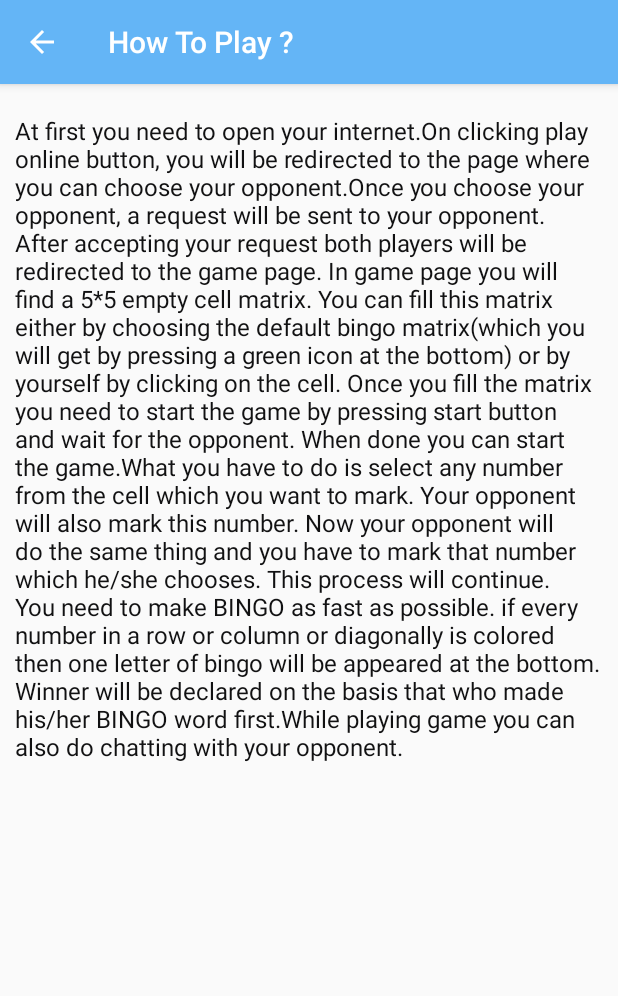
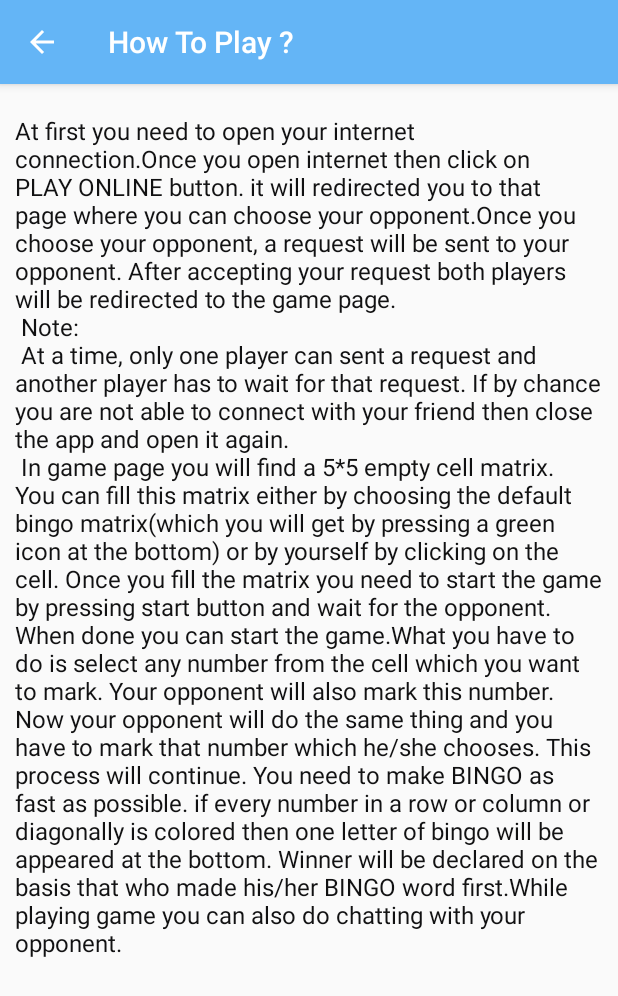
Before and after one commit to NegiArvind/BingoOnlineGame, an Android app: the fragment HowToPlayFragment placed in its activity, on a phone screen of 412 x 824 dp. Shown: the top 996 px of the screen. Run offline under Robolectric (Android 15) with nearby library versions, the phone set to English and light mode, and no system bars; our stand-ins replace Firebase (no records; nobody signed in at launch, a user with empty details on screens opened directly), Picasso; libraries missing offline, so code that uses them is left out: com.kaopiz.kprogresshud; pictures from the network do not load; Roboto replaces fonts that are not available here.

Commit message:
Also remove some big big bugs

```diff
--- a/app/build.gradle
+++ b/app/build.gradle
@@ -12,6 +12,7 @@ android {
     }
     buildTypes {
         release {
+
             proguardFiles getDefaultProguardFile('proguard-android-optimize.txt'), 'proguard-rules.pro'
         }
     }
--- a/app/src/main/java/arvindandroid/com/arvind/bingoonlinegame/Fragments/PlayOptionFragment.java
+++ b/app/src/main/java/arvindandroid/com/arvind/bingoonlinegame/Fragments/PlayOptionFragment.java
@@ -12,6 +12,7 @@ import android.net.Uri;
 import android.os.Bundle;
 import android.os.CountDownTimer;
 import android.os.Handler;
+import android.speech.tts.TextToSpeech;
 import android.support.annotation.NonNull;
 import android.support.annotation.Nullable;
 import android.support.v4.app.Fragment;
@@ -42,6 +43,7 @@ import com.google.firebase.database.ValueEventListener;
 import com.kaopiz.kprogresshud.KProgressHUD;
 import com.squareup.picasso.Picasso;
 
+import java.util.Locale;
 import java.util.Objects;
 
 import arvindandroid.com.arvind.bingoonlinegame.Activities.OptionsActivity;
@@ -70,15 +72,22 @@ public class PlayOptionFragment extends Fragment implements View.OnClickListener
     private SharedPreferences sharedPreferences;
     private ProgressBar onlinePlayerProgressBar;
     private MediaPlayer mediaPlayer;
+    private ChildEventListener requestChildeEventListener;
+
+    @Override
+    public void onCreate(@Nullable Bundle savedInstanceState) {
+        super.onCreate(savedInstanceState);
+        usersReference= FirebaseDatabase.getInstance().getReference("Users");
+        firebaseAuth=FirebaseAuth.getInstance();
+        checkAnyRequests(); //Check the request continuously if any
+
+    }
 
     @Nullable
     @Override
     public View onCreateView(@NonNull LayoutInflater inflater, @Nullable ViewGroup container, @Nullable Bundle savedInstanceState){
         View view=inflater.inflate(R.layout.play_options_fragment,container,false);
         context=getActivity();
-        usersReference= FirebaseDatabase.getInstance().getReference("Users");
-        firebaseAuth=FirebaseAuth.getInstance();
-        checkAnyRequests(); //Check the request continuously if any
         playOnlineCardView=view.findViewById(R.id.playOnlineCardView);
         rateUsCardView=view.findViewById(R.id.rateUsCardView);
         howToPlayCardView=view.findViewById(R.id.howToPlayCardView);
@@ -108,6 +117,8 @@ public class PlayOptionFragment extends Fragment implements View.OnClickListener
             }
         }
 
+
+
         return view;
     }
     @Override
@@ -123,8 +134,8 @@ public class PlayOptionFragment extends Fragment implements View.OnClickListener
                 break;
 
             case R.id.rateUsCardView:
-                addDifferentFragment(GameFragment.newInstance(null),"gameFragment");
-//                rateMeFunction();
+//                addDifferentFragment(GameFragment.newInstance(null),"gameFragment");
+                rateMeFunction();
                 break;
 
             case R.id.settingImageButton:
@@ -333,7 +344,30 @@ public class PlayOptionFragment extends Fragment implements View.OnClickListener
 
     //This below function will continuously check if there is any request for current user.
     private void checkAnyRequests(){
-        usersReference.child(Objects.requireNonNull(firebaseAuth.getCurrentUser()).getUid()).child("request").addChildEventListener(new ChildEventListener() {
+//        usersReference.child(Objects.requireNonNull(firebaseAuth.getCurrentUser()).getUid()).child("request").addValueEventListener(new ValueEventListener() {
+//            @Override
+//            public void onDataChange(@NonNull DataSnapshot dataSnapshot) {
+//                if(dataSnapshot.exists()) {
+//                    for (DataSnapshot dataSnapshot1 : dataSnapshot.getChildren()) {
+//                        if(Objects.requireNonNull(dataSnapshot1.getKey()).equalsIgnoreCase("from")){
+//                            Common.opponentPlayerUid=dataSnapshot1.getValue(String.class);
+//                            saveOpponentNameAndImageUrl(dataSnapshot1.getValue(String.class));
+//                        }else if(dataSnapshot1.getKey().equalsIgnoreCase("fromName")){
+//                            String fromName=dataSnapshot1.getValue(String.class);
+//                            Log.i("request send name ",fromName);
+//                            showRequestAlertDialog(fromName);
+////                            FirebaseDatabase.getInstance().getReference().removeEventListener(requestChildeEventListener);
+//                        }
+//                    }
+//                }
+//            }
+//
+//            @Override
+//            public void onCancelled(@NonNull DatabaseError databaseError) {
+//
+//            }
+//        });
+        requestChildeEventListener=usersReference.child(Objects.requireNonNull(firebaseAuth.getCurrentUser()).getUid()).child("request").addChildEventListener(new ChildEventListener() {
             @Override
             public void onChildAdded(@NonNull DataSnapshot dataSnapshot, @Nullable String s) {
                 if(dataSnapshot.exists()){
@@ -344,6 +378,7 @@ public class PlayOptionFragment extends Fragment implements View.OnClickListener
                         String fromName=dataSnapshot.getValue(String.class);
                         Log.i("request send name ",fromName);
                         showRequestAlertDialog(fromName);
+                        usersReference.child(firebaseAuth.getCurrentUser().getUid()).child("request").removeEventListener(requestChildeEventListener);
                     }
                 }
             }
@@ -398,7 +433,6 @@ public class PlayOptionFragment extends Fragment implements View.OnClickListener
             }
         });
     }
-
     private void saveOpponentNameAndImageUrl(String opponentPlayerUid) {
         usersReference.child(opponentPlayerUid).addListenerForSingleValueEvent(new ValueEventListener() {
             @Override
@@ -426,6 +460,7 @@ public class PlayOptionFragment extends Fragment implements View.OnClickListener
             @Override
             public void onClick(final DialogInterface dialog, int which) {
                 dialog.dismiss();
+                dialog.cancel();
                 showKProgress("Please Wait...","Getting you in");
                 //If player will accept the request then we need to update Request object.
                 manipulatingAcceptRequest(true);
@@ -435,7 +470,6 @@ public class PlayOptionFragment extends Fragment implements View.OnClickListener
             @Override
             public void onClick(DialogInterface dialog, int which) {
                 dialog.dismiss();
-                //If player will deny the request then we need to update Request object.
                 manipulatingAcceptRequest(false);
             }
         });
@@ -549,7 +583,7 @@ public class PlayOptionFragment extends Fragment implements View.OnClickListener
     private int countNoOfColumns(Context context) {
         DisplayMetrics displayMetrics=context.getResources().getDisplayMetrics();
         float dpWidth=displayMetrics.widthPixels/displayMetrics.density;
-        return (int)(dpWidth/ 90);
+        return (int)(dpWidth/ 110);
     }
 
     public static PlayOptionFragment newInstance() {
--- a/app/src/main/res/values/strings.xml
+++ b/app/src/main/res/values/strings.xml
@@ -3,9 +3,11 @@
     <string name="facebook_app_id">2148938478660064</string>
     <string name="fb_login_protocol_scheme">fb2148938478660064</string>
 
-    <string name="how_to_play_string">At first you need to open your internet.On clicking play online
-    button, you will be redirected to the page where you can choose your opponent.Once you choose your opponent, a request
-    will be sent to your opponent. After accepting your request both players will be redirected to the game page.
+    <string name="how_to_play_string">At first you need to open your internet connection.Once you open internet then click on PLAY ONLINE button.
+    it will redirected you to that page where you can choose your opponent.Once you choose your opponent, a request
+    will be sent to your opponent. After accepting your request both players will be redirected to the game page.\n Note:\n At a time, only
+        one player can sent a request and another player has to wait for that request. If by chance you are not able to connect with
+        your friend then close the app and open it again.\n
     In game page you will find a 5*5 empty cell matrix. You can fill this matrix either by choosing the default bingo matrix(which you will
     get by pressing a green icon at the bottom) or by yourself by clicking on the cell. Once you fill the matrix you need to start
     the game by pressing start button and wait for the opponent. When done you can start the game.What you have to do is select
```
Also changed, not shown: app/src/main/java/arvindandroid/com/arvind/bingoonlinegame/Activities/LoginActivity.java (+11 -7 lines), app/src/main/java/arvindandroid/com/arvind/bingoonlinegame/Fragments/GameFragment.java (+46 -4 lines).
